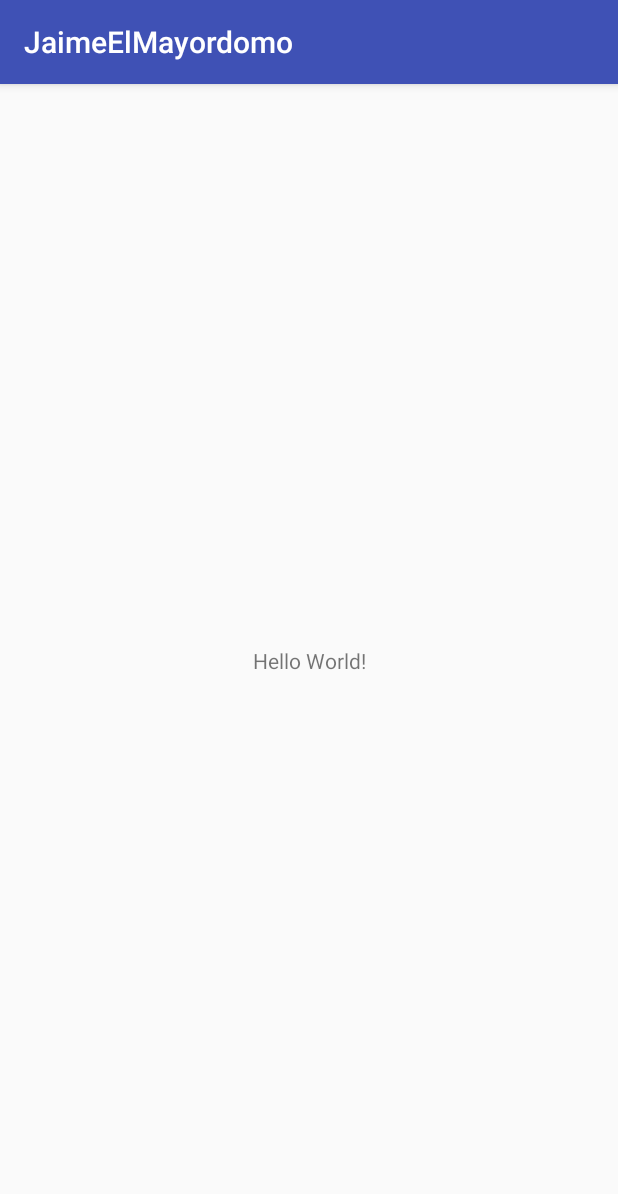
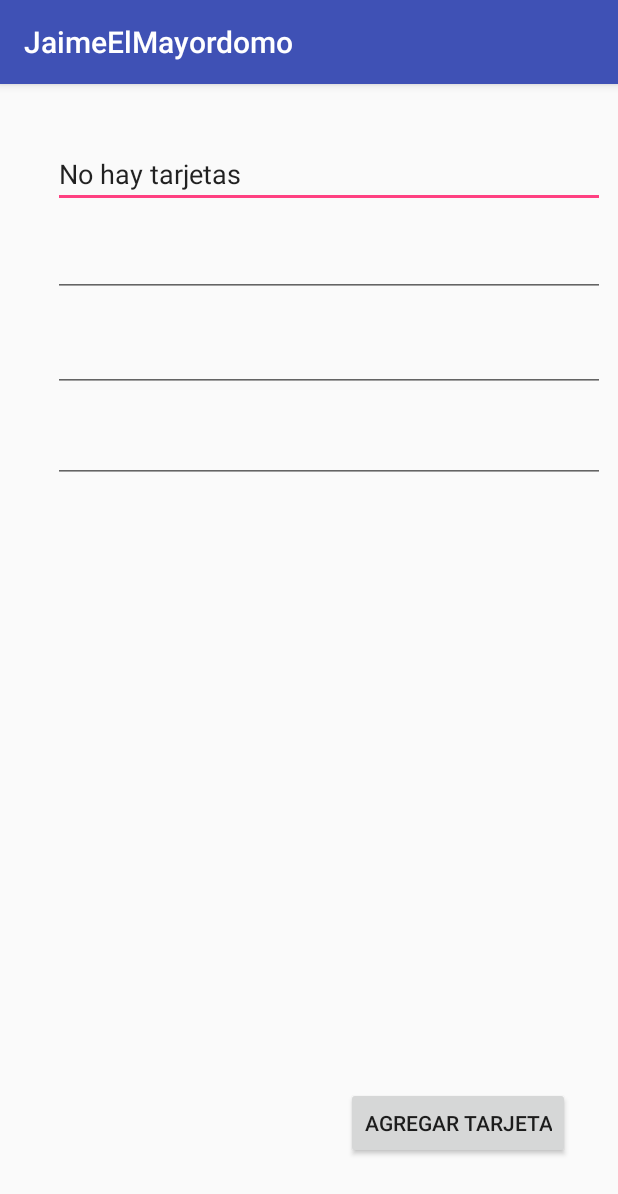
Before and after one commit to FISW-P2017/jaimeelmayordomo, an Android app: the screen it shows after launch (MainActivity), on a phone screen of 412 x 824 dp. Shown: the top 1194 px of the screen. Run offline under Robolectric (Android 15) with nearby library versions, the phone set to English and light mode, and no system bars.

Commit message:
JEM003: Agregar tarjeta de credito

```diff
--- a/JaimeElMayordomo/app/src/main/java/com/iteso/jaimeelmayordomo/MainActivity.java
+++ b/JaimeElMayordomo/app/src/main/java/com/iteso/jaimeelmayordomo/MainActivity.java
@@ -1,7 +1,10 @@
 package com.iteso.jaimeelmayordomo;
 
+import android.os.Bundle;
 import android.support.v7.app.AppCompatActivity;
-import android.os.Bundle;
+import android.view.View;
+import android.widget.Button;
+import android.widget.TextView;
 
 public class MainActivity extends AppCompatActivity {
 
@@ -9,5 +12,34 @@ public class MainActivity extends AppCompatActivity {
     protected void onCreate(Bundle savedInstanceState) {
         super.onCreate(savedInstanceState);
         setContentView(R.layout.activity_main);
+
+        changeTextOnce();
+
     }
+
+
+
+
+
+    public void changeTextOnce(){
+        Button changeTextButton = (Button) findViewById(R.id.button2);
+        final TextView changingText = (TextView) findViewById(R.id.editText);
+        final TextView changingText2 = (TextView) findViewById(R.id.editText2);
+        final TextView changingText3 = (TextView) findViewById(R.id.editText3);
+        final TextView changingText4 = (TextView) findViewById(R.id.editText4);
+
+
+        changeTextButton.setOnClickListener(new View.OnClickListener() {
+            @Override
+            public void onClick(View t) {
+                changingText.setText("Número de la tarjeta: ");
+                changingText2.setText("Nombre del titular: ");
+                changingText3.setText("Fecha de vencimiento: ");
+                changingText4.setText("Número de seguridad: ");
+
+            }
+        });
+    }
+
+
 }
--- a/JaimeElMayordomo/app/src/main/res/layout/activity_main.xml
+++ b/JaimeElMayordomo/app/src/main/res/layout/activity_main.xml
@@ -6,13 +6,64 @@
     android:layout_height="match_parent"
     tools:context="com.iteso.jaimeelmayordomo.MainActivity">
 
-    <TextView
+    <Button
+        android:id="@+id/button2"
         android:layout_width="wrap_content"
         android:layout_height="wrap_content"
-        android:text="Hello World!"
+        android:layout_marginBottom="51dp"
+        android:layout_marginEnd="32dp"
+        android:layout_marginRight="32dp"
+        android:onClick="buttonOnClick"
+        android:text="Agregar Tarjeta"
         app:layout_constraintBottom_toBottomOf="parent"
+        app:layout_constraintRight_toRightOf="parent" />
+
+    <EditText
+        android:id="@+id/editText"
+        android:layout_width="368dp"
+        android:layout_height="wrap_content"
+        android:layout_marginLeft="35dp"
+        android:layout_marginStart="35dp"
+        android:layout_marginTop="37dp"
+        android:ems="10"
+        android:inputType="textPersonName"
+        android:text="No hay tarjetas"
         app:layout_constraintLeft_toLeftOf="parent"
-        app:layout_constraintRight_toRightOf="parent"
         app:layout_constraintTop_toTopOf="parent" />
 
+    <EditText
+        android:id="@+id/editText2"
+        android:layout_width="368dp"
+        android:layout_height="wrap_content"
+        android:layout_marginLeft="35dp"
+        android:layout_marginStart="35dp"
+        android:layout_marginTop="14dp"
+        android:ems="10"
+        android:inputType="textPersonName"
+        app:layout_constraintLeft_toLeftOf="parent"
+        app:layout_constraintTop_toBottomOf="@+id/editText" />
+
+    <EditText
+        android:id="@+id/editText3"
+        android:layout_width="368dp"
+        android:layout_height="wrap_content"
+        android:layout_marginLeft="35dp"
+        android:layout_marginStart="35dp"
+        android:layout_marginTop="18dp"
+        android:ems="10"
+        android:inputType="textPersonName"
+        app:layout_constraintLeft_toLeftOf="parent"
+        app:layout_constraintTop_toBottomOf="@+id/editText2" />
+
+    <EditText
+        android:id="@+id/editText4"
+        android:layout_width="368dp"
+        android:layout_height="wrap_content"
+        android:layout_marginLeft="35dp"
+        android:layout_marginStart="35dp"
+        android:layout_marginTop="15dp"
+        android:ems="10"
+        android:inputType="textPersonName"
+        app:layout_constraintLeft_toLeftOf="parent"
+        app:layout_constraintTop_toBottomOf="@+id/editText3" />
 </android.support.constraint.ConstraintLayout>
--- a/JaimeElMayordomo/app/src/main/res/values/strings.xml
+++ b/JaimeElMayordomo/app/src/main/res/values/strings.xml
@@ -1,3 +1,7 @@
 <resources>
     <string name="app_name">JaimeElMayordomo</string>
+    <string name = "action_settings">Settings</string>
+
+    <string name = "text_to_change">These words will change if you click that button</string>string>
+    <string name = "change_text">Click to change text</string>
 </resources>
```
